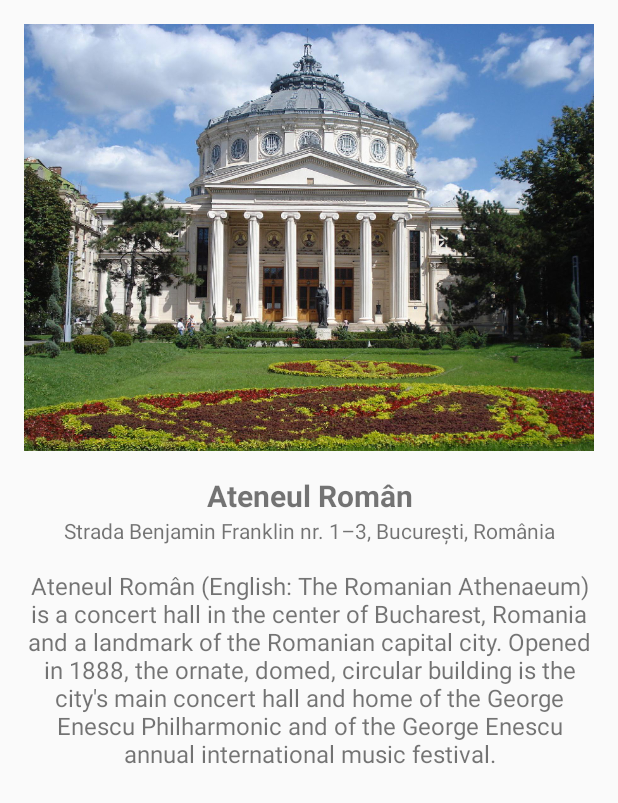
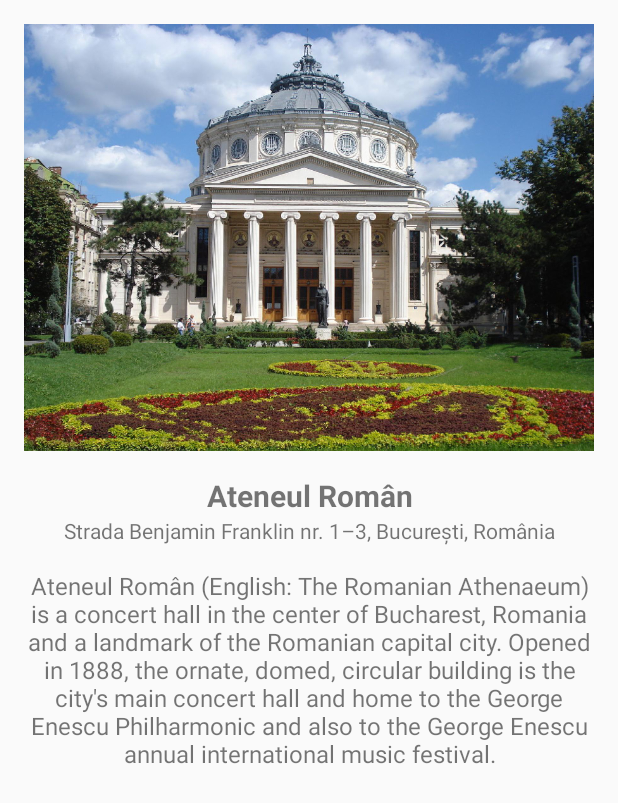
Before and after one commit to GuieMigi/TourGuide, an Android app: the screen it shows after launch (PoiDetails), after a tap on "Ateneul Român", on a phone screen of 412 x 824 dp. Shown: the top 803 px of the screen. Run offline under Robolectric (Android 15) with nearby library versions, the phone set to English and light mode, and no system bars.

Commit message:
More code cleanup

```diff
--- a/app/src/main/java/com/example/android/tourguide/CategoryAdapter.java
+++ b/app/src/main/java/com/example/android/tourguide/CategoryAdapter.java
@@ -2,6 +2,7 @@ package com.example.android.tourguide;
 
 import android.app.FragmentManager;
 import android.content.Context;
+import android.content.res.Resources;
 import android.support.v4.app.Fragment;
 import android.support.v4.app.FragmentPagerAdapter;
 
@@ -11,8 +12,12 @@ import android.support.v4.app.FragmentPagerAdapter;
 
 public class CategoryAdapter extends FragmentPagerAdapter {
 
+    // Context of the app.
+    private Context mContext;
+
     public CategoryAdapter(Context context, android.support.v4.app.FragmentManager fragmentManager){
         super(fragmentManager);
+        mContext = context;
     }
 
     @Override
@@ -34,11 +39,11 @@ public class CategoryAdapter extends FragmentPagerAdapter {
     @Override
     public CharSequence getPageTitle(int position) {
         if (position == 0){
-            return "Attractions";
+            return mContext.getResources().getString(R.string.attractions_tab);
         } else if (position == 1){
-            return "Parks";
+            return mContext.getResources().getString(R.string.parks_tab);
         } else if (position == 2){
-            return "Restaurants";
-        } else return "Nightlife";
+            return mContext.getResources().getString(R.string.restaurants_tab);
+        } else return mContext.getResources().getString(R.string.nightlife_tab);
     }
 }
--- a/app/src/main/res/values/strings.xml
+++ b/app/src/main/res/values/strings.xml
@@ -1,5 +1,11 @@
 <resources>
     <string name="app_name">Tour Guide</string>
+
+    <!-- Tab cattegories-->
+    <string name="attractions_tab">Attractions</string>
+    <string name="parks_tab">Parks</string>
+    <string name="restaurants_tab">Restaurants</string>
+    <string name="nightlife_tab">Nightlife</string>
 
     <string name="poi_image_description">A representative image showing the point of interest</string>
     <!-- Attractions names-->
@@ -17,7 +23,7 @@
     <string name="teatrul_national_bucuresti_address">Bulevardul Nicolae Bălcescu nr. 2, București, România</string>
 
     <!-- Attractions descriptions-->
-    <string name="ateneul_roman_description">Ateneul Român (English: The Romanian Athenaeum) is a concert hall in the center of Bucharest, Romania and a landmark of the Romanian capital city. Opened in 1888, the ornate, domed, circular building is the city\'s main concert hall and home of the "George Enescu" Philharmonic and of the George Enescu annual international music festival.</string>
+    <string name="ateneul_roman_description">Ateneul Român (English: The Romanian Athenaeum) is a concert hall in the center of Bucharest, Romania and a landmark of the Romanian capital city. Opened in 1888, the ornate, domed, circular building is the city\'s main concert hall and home to the "George Enescu" Philharmonic and also to the George Enescu annual international music festival.</string>
     <string name="arcul_de_triumf_description">Arcul de Triumf (English: The Arch of Triumph) is a triumphal arch dedicated to the Heroes of the War of Independence and World War I. The Arch is located in the northern part of Bucharest. The current arch has a height of 27 metres and was built after the plans of the architect Petre Antonescu. It has as its foundation a 25 x 11.50 metres rectangle. The sculptures with which the facades are decorated were created by famous Romanian sculptors such as Ion Jalea and Dimitrie Paciurea. Presently, military parades are held beneath the arch each December 1, with the occasion of Romania\'s national holiday.</string>
     <string name="palatul_cec_description">Palatul CEC (English: The CEC Palace) built in 1900 and situated on Calea Victoriei is the headquarter of CEC Bank. The palace was built as a new headquarters for Romania\'s oldest bank, the public savings institution "Casa de Depuneri, Consemnațiuni și Economie", later known as C.E.C. (Romanian: Casa de Economii și Consemnațiuni), and nowadays CEC Bank.</string>
     <string name="palatul_parlamentului_description">Palatul Parlamentului (English: The Palace of the Parliament) is the seat of the Parliament of Romania. Located on Dealul Arsenalului in central Bucharest (Sector 5), it is the largest administrative building in the world. A colossal parliament building known for its ornate interior composed of 23 sections, it houses the Senate and the Chamber of Deputies, three museums and an international conference center.</string>
@@ -39,10 +45,10 @@
 
     <!-- Parks descriptions -->
     <string name="parcul_herastrau_description">Parcul Herăstrău is a large park on the northern side of Bucharest, Romania, around Lake Herăstrău, one of the lakes formed by the Colentina River. The park has an area of about 187 ha, of which 74 ha is the lake. Initially, the area was full of marshes, but these were drained between 1930 and 1935, and the park was opened in 1936. The park is divided into two zones: a rustic or natural zone (the Village Museum), which is left more or less undisturbed, and a public \'active\' domain with open areas for recreation activities. Small boats are allowed on the lake.</string>
-    <string name="parcul_cismigiu_description">Parcul Cișmigiu is a public park near the center of Bucharest, Romania, spanning areas on all sides of an artificial lake. The gardens\' creation was an important moment in the history of Bucharest. They form the oldest and, at 16 hectares, the largest park in the city\'s central area. The park was built in 1847, at a time when Bucharest was the capital of Wallachia, on a site formerly known as Lacul lui Dura neguțătorul (the "Lake of Dura the merchant"), or simply as Dura.</string>
-    <string name="parcul_carol_description">Parcul Carol is a public park in Bucharest, Romania, named after King Carol I of Romania. A French garden located in the southern-central area of Bucharest, partly on Filaret hill, originally capable of hosting various exhibitions, it suffered considerable modifications during the communist regime, including a name change to Parcul Libertății (Liberty Park). The park was designed by French landscape artist Édouard Redont in 1900 on Filaret Hill, under the supervision of Constantin Istrati, then president of the Romanian Academy. It was inaugurated in 1906, on the 40th anniversary of the coronation of King Carol I. The park had an initial surface area of 36 hectares, including the 20,000m² lake Filaret. It hosted the 1906 Bucharest Exhibition, and included many pavilions and buildings, of which only the Technical Museum and the open air Roman Arenas survive.</string>
-    <string name="parcul_alexandru_ioan_cuza_description">Parcul Alexandru Ioan Cuza (formerly known as Parcul IOR or Parcul Titan) is a public park in Bucharest. With a surface of about 85 Ha it is one of the biggest parks in Bucharest. Park development began in 1965 and ended five years later. In the park there is the Titan Lake (Lacul Titan), a natural lake separated by the Liviu Rebreanu bridge into two segments called Lake Titan 1 and Lake Titan 2.</string>
-    <string name="parcul_tineretului_description">Parcul Tineretului is a large public park in southern Bucharest. The park, which was created in 1965 and planned by the architect Valentin Donose, was designed as the main recreational space for southern Bucharest, an area which was heavily developed during the 1960s and 1970s. Aside from green areas, the park contains a number of playgrounds as well as a navigable lake, utilised by leisure boats during the summer. The south-east corner of the park is a children\'s area called "Orăşelul Copiilor" (English: Children\'s Mini-town). Within Orăşelul Copiilor one can find fair rides, small rollercoasters and other fun rides for all ages. There is also a mini train that takes people around the park. In 2013 the area was redesigned and new open-bars and recreational areas and attractions were constructed. Along them a new beautiful dancing fountain can be admired.</string>
+    <string name="parcul_cismigiu_description">Parcul Cișmigiu is a public park near the center of Bucharest, Romania, spanning areas on all sides of an artificial lake. The gardens\' creation was an important moment in the history of Bucharest. It forms the oldest and, at 16 hectares, the largest park in the city\'s central area. The park was built in 1847, at a time when Bucharest was the capital of Wallachia, on a site formerly known as Lacul lui Dura neguțătorul (the "Lake of Dura the merchant"), or simply as Dura.</string>
+    <string name="parcul_carol_description">Parcul Carol I is a public park in Bucharest, Romania, named after King Carol I of Romania. A French garden located in the southern-central area of Bucharest, partly on Filaret hill, originally capable of hosting various exhibitions, it suffered considerable modifications during the communist regime, including a name change to Parcul Libertății (Liberty Park). The park was designed by French landscape artist Édouard Redont in 1900 on Filaret Hill, under the supervision of Constantin Istrati, then president of the Romanian Academy. It was inaugurated in 1906, on the 40th anniversary of the coronation of King Carol I. The park had an initial surface area of 36 hectares, including the 20,000m² lake Filaret. It hosted the 1906 Bucharest Exhibition, and included many pavilions and buildings, of which only the Technical Museum and the open air Roman Arenas survive.</string>
+    <string name="parcul_alexandru_ioan_cuza_description">Parcul Alexandru Ioan Cuza (formerly known as Parcul IOR or Parcul Titan) is a public park in Bucharest. With a surface of about 85 Ha it is one of the biggest parks in Bucharest. Park development began in 1965 and ended five years later. In the park there is Lacul Titan (Titan Lake), a natural lake separated by the Liviu Rebreanu bridge into two segments called Lacul Titan 1 and Lacul Titan 2.</string>
+    <string name="parcul_tineretului_description">Parcul Tineretului is a large public park in southern Bucharest. The park, which was created in 1965 and planned by the architect Valentin Donose, was designed as the main recreational space for southern Bucharest, an area which was heavily developed during the 1960s and 1970s. Aside from green areas, the park contains a number of playgrounds as well as a navigable lake, utilised by leisure boats during the summer. The south-east corner of the park is a children\'s area called "Orăşelul Copiilor" (English: Children\'s Mini-town). Within Orăşelul Copiilor one can find fair rides, small rollercoasters and other fun rides for all ages. There is also a mini train that takes people around the park. In 2013 the area was redesigned and new open-bars and recreational areas and attractions were constructed.</string>
 
     <!-- Restaurants names -->
     <string name="caru_cu_bere_name">Caru\' cu bere</string>
```
Also changed, not shown: app/build.gradle (+6 -6 lines), app/src/main/res/drawable-hdpi/nomad_skybar.png (renamed from app/src/main/res/drawable-hdpi/nomad_skyba.png), app/src/main/res/drawable-ldpi/nomad_skybar.png (renamed from app/src/main/res/drawable-ldpi/nomad_skyba.png), app/src/main/res/drawable-mdpi/nomad_skybar.png (renamed from app/src/main/res/drawable-mdpi/nomad_skyba.png), app/src/main/res/drawable-xhdpi/nomad_skybar.png (renamed from app/src/main/res/drawable-xhdpi/nomad_skyba.png), 4 other files.
